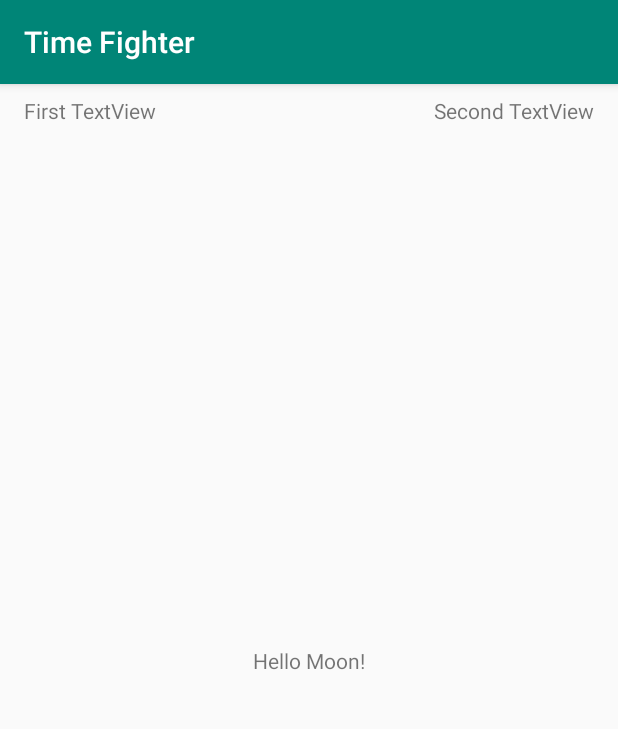
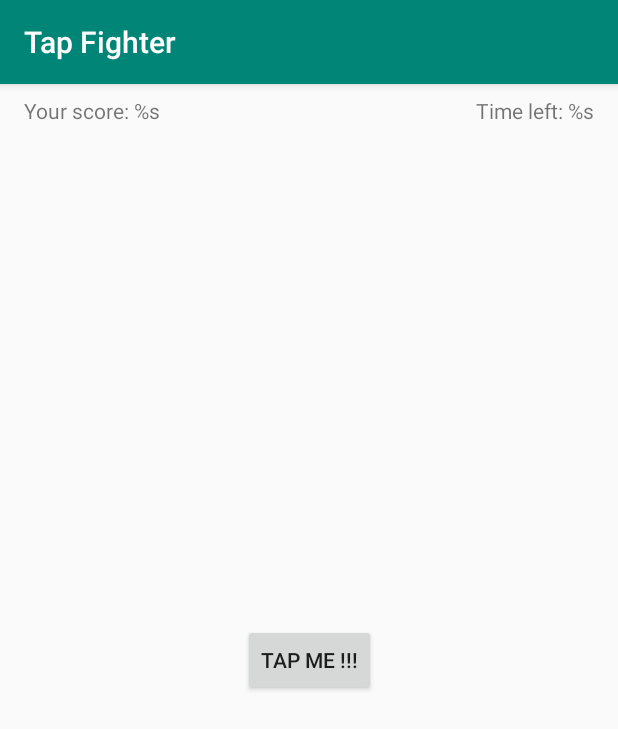
Before and after one commit to vinchris/time_fighter, an Android app: the screen it shows after launch (MainActivity), on a phone screen of 412 x 824 dp. Shown: the top 729 px of the screen. Run offline under Robolectric (Android 15) with nearby library versions, the phone set to English and light mode, and no system bars.

Commit message:
modified ids, set string variables, created properties for the 3 elements in MainActivity and set the method findViewById to find the ids of the screen elements

```diff
--- a/app/src/main/java/com/vintilescu/timefighter/MainActivity.kt
+++ b/app/src/main/java/com/vintilescu/timefighter/MainActivity.kt
@@ -2,11 +2,21 @@ package com.vintilescu.timefighter
 
 import android.support.v7.app.AppCompatActivity
 import android.os.Bundle
+import android.widget.Button
+import android.widget.TextView
 
 class MainActivity : AppCompatActivity() {
+
+    internal lateinit var tapMeButton: Button // button "Tap Me" property
+    internal lateinit var gameScoreTextView: TextView // TextView "Game score" property
+    internal lateinit var timeLeftTextView: TextView // TextView "Time left" property
 
     override fun onCreate(savedInstanceState: Bundle?) {
         super.onCreate(savedInstanceState)
         setContentView(R.layout.activity_main)
+
+        tapMeButton = findViewById<Button>(R.id.tap_me_button)
+        gameScoreTextView = findViewById<TextView>(R.id.game_score_text_view)
+        timeLeftTextView = findViewById<TextView>(R.id.time_left_text_view)
     }
 }
--- a/app/src/main/res/layout/activity_main.xml
+++ b/app/src/main/res/layout/activity_main.xml
@@ -8,28 +8,29 @@
         tools:context=".MainActivity">
 
     <TextView
+            android:text="@string/your_score"
             android:layout_width="wrap_content"
             android:layout_height="wrap_content"
-            android:text="Hello Moon!"
-            app:layout_constraintBottom_toBottomOf="parent"
-            app:layout_constraintLeft_toLeftOf="parent"
-            app:layout_constraintRight_toRightOf="parent"
-            app:layout_constraintTop_toTopOf="parent"/>
-    <TextView
-            android:text="First TextView"
-            android:layout_width="wrap_content"
-            android:layout_height="wrap_content"
-            android:id="@+id/textView1"
+            android:id="@+id/game_score_text_view"
             app:layout_constraintTop_toTopOf="parent"
             app:layout_constraintStart_toStartOf="parent" android:layout_marginLeft="16dp"
             android:layout_marginStart="16dp" android:layout_marginTop="8dp"/>
     <TextView
-            android:text="Second TextView"
+            android:text="@string/time_left"
             android:layout_width="wrap_content"
             android:layout_height="wrap_content"
-            android:id="@+id/textView2"
+            android:id="@+id/time_left_text_view"
             android:layout_marginTop="8dp"
             app:layout_constraintTop_toTopOf="parent"
             app:layout_constraintEnd_toEndOf="parent" android:layout_marginEnd="16dp"
             android:layout_marginRight="16dp"/>
+    <Button
+            android:text="@string/tap_me"
+            android:layout_width="wrap_content"
+            android:layout_height="wrap_content"
+            android:id="@+id/tap_me_button" app:layout_constraintStart_toStartOf="parent"
+            android:layout_marginLeft="8dp"
+            android:layout_marginStart="8dp" app:layout_constraintEnd_toEndOf="parent" android:layout_marginEnd="8dp"
+            android:layout_marginRight="8dp" android:layout_marginTop="8dp" app:layout_constraintTop_toTopOf="parent"
+            android:layout_marginBottom="8dp" app:layout_constraintBottom_toBottomOf="parent"/>
 </android.support.constraint.ConstraintLayout>
--- a/app/src/main/res/values/strings.xml
+++ b/app/src/main/res/values/strings.xml
@@ -1,3 +1,6 @@
 <resources>
-    <string name="app_name">Time Fighter</string>
+    <string name="app_name">Tap Fighter</string>
+    <string name="your_score">Your score: %s</string>
+    <string name="time_left">Time left: %s</string>
+    <string name="tap_me">Tap Me !!!</string>
 </resources>
```
